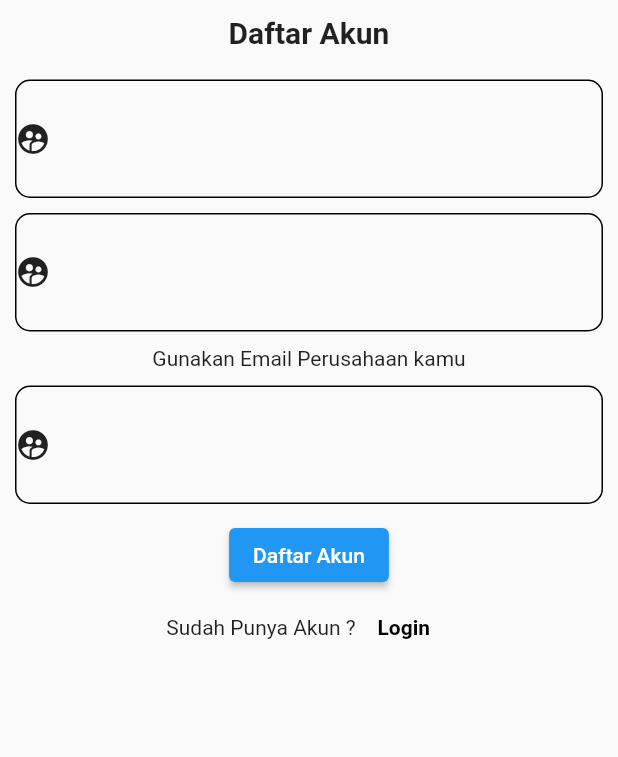
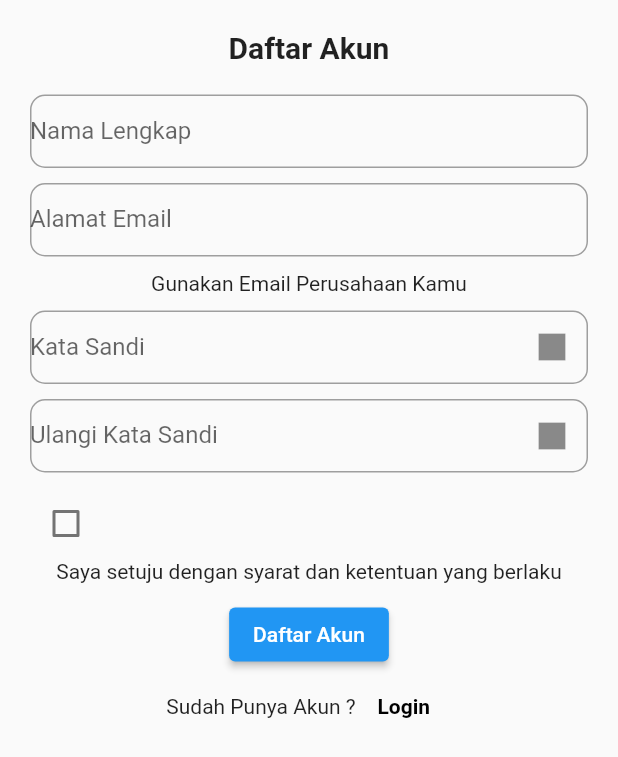
Before and after one commit to louisferrysp/Capstone_Project_42, a Flutter app: the screen it shows after launch, on a phone screen of 412 x 824 dp. Shown: the top 757 px of the screen. Run offline on Flutter 3.47's test engine with Material 2 defaults, Android fonts, the phone set to English and light mode, and no system bars; our stand-ins replace video_player.

Commit message:
update regis screen

```diff
--- a/Source_code/lms/lib/screen/regis_screen.dart
+++ b/Source_code/lms/lib/screen/regis_screen.dart
@@ -10,34 +10,43 @@ class RegisScreen extends StatefulWidget {
 TextEditingController namaLengkap = TextEditingController();
 TextEditingController emailPerusahaan = TextEditingController();
 TextEditingController password = TextEditingController();
+TextEditingController validatorpassword = TextEditingController();
 
 class _RegisScreenState extends State<RegisScreen> {
   @override
   Widget build(BuildContext context) {
+    bool _isobscure = true;
+    bool _notChecked = false;
+    bool _checked = true;
+
     return Scaffold(
       body: Padding(
-        padding: const EdgeInsets.all(10.0),
-        child: Center(
-          child: Column(
+        padding: const EdgeInsets.all(20),
+        child: ListView(
+          children: [
+            Column(
               children: [
                 const Text(
                   'Daftar Akun',
                   style: TextStyle(fontWeight: FontWeight.bold, fontSize: 20),
                 ),
                 const SizedBox(height: 20),
+// ================================================================================================ //
+//                FORM NAMA LENGKAP                                                                 //
+// ================================================================================================ //
                 TextFormField(
                   controller: namaLengkap,
                   decoration: const InputDecoration(
-                  label: Icon(Icons.supervised_user_circle_rounded),
-                  contentPadding: EdgeInsets.symmetric(vertical: 30),
+                    labelText: 'Nama Lengkap',
+                    contentPadding: EdgeInsets.symmetric(vertical: 15),
                     enabledBorder: OutlineInputBorder(
-                    borderSide: BorderSide(color: Colors.black),
+                      borderSide: BorderSide(color: Colors.grey),
                       borderRadius: BorderRadius.all(
                         Radius.circular(10),
                       ),
                     ),
                     focusedBorder: OutlineInputBorder(
-                    borderSide: BorderSide(color: Colors.black),
+                      borderSide: BorderSide(color: Colors.grey),
                       borderRadius: BorderRadius.all(
                         Radius.circular(10),
                       ),
@@ -45,19 +54,22 @@ class _RegisScreenState extends State<RegisScreen> {
                   ),
                 ),
                 const SizedBox(height: 10),
+// ================================================================================================ //
+//                FORM EMAIL                                                                        //
+// ================================================================================================ //
                 TextFormField(
                   controller: emailPerusahaan,
                   decoration: const InputDecoration(
-                  label: Icon(Icons.supervised_user_circle_rounded),
-                  contentPadding: EdgeInsets.symmetric(vertical: 30),
+                    labelText: 'Alamat Email',
+                    contentPadding: EdgeInsets.symmetric(vertical: 15),
                     enabledBorder: OutlineInputBorder(
-                    borderSide: BorderSide(color: Colors.black),
+                      borderSide: BorderSide(color: Colors.grey),
                       borderRadius: BorderRadius.all(
                         Radius.circular(10),
                       ),
                     ),
                     focusedBorder: OutlineInputBorder(
-                    borderSide: BorderSide(color: Colors.black),
+                      borderSide: BorderSide(color: Colors.grey),
                       borderRadius: BorderRadius.all(
                         Radius.circular(10),
                       ),
@@ -65,21 +77,29 @@ class _RegisScreenState extends State<RegisScreen> {
                   ),
                 ),
                 const SizedBox(height: 10),
-              const Text('Gunakan Email Perusahaan kamu'),
+                const Text(
+                  'Gunakan Email Perusahaan Kamu',
+                  textAlign: TextAlign.right,
+                ),
                 const SizedBox(height: 10),
+// ================================================================================================ //
+//                FORM PASSWORD                                                                     //
+// ================================================================================================ //
                 TextFormField(
                   controller: password,
+                  obscureText: _isobscure,
                   decoration: const InputDecoration(
-                  label: Icon(Icons.supervised_user_circle_rounded),
-                  contentPadding: EdgeInsets.symmetric(vertical: 30),
+                    labelText: 'Kata Sandi',
+                    contentPadding: EdgeInsets.symmetric(vertical: 15),
+                    suffixIcon: Icon(Icons.square),
                     enabledBorder: OutlineInputBorder(
-                    borderSide: BorderSide(color: Colors.black),
+                      borderSide: BorderSide(color: Colors.grey),
                       borderRadius: BorderRadius.all(
                         Radius.circular(10),
                       ),
                     ),
                     focusedBorder: OutlineInputBorder(
-                    borderSide: BorderSide(color: Colors.black),
+                      borderSide: BorderSide(color: Colors.grey),
                       borderRadius: BorderRadius.all(
                         Radius.circular(10),
                       ),
@@ -87,12 +107,63 @@ class _RegisScreenState extends State<RegisScreen> {
                   ),
                 ),
                 const SizedBox(height: 10),
+// ================================================================================================ //
+//                FORM VALIDATOR PASSWORD                                                           //
+// ================================================================================================ //
+                TextFormField(
+                  controller: validatorpassword,
+                  obscureText: _isobscure,
+                  decoration: const InputDecoration(
+                    labelText: 'Ulangi Kata Sandi',
+                    contentPadding: EdgeInsets.symmetric(vertical: 15),
+                    suffixIcon: Icon(Icons.square),
+                    enabledBorder: OutlineInputBorder(
+                      borderSide: BorderSide(color: Colors.grey),
+                      borderRadius: BorderRadius.all(
+                        Radius.circular(10),
+                      ),
+                    ),
+                    focusedBorder: OutlineInputBorder(
+                      borderSide: BorderSide(color: Colors.grey),
+                      borderRadius: BorderRadius.all(
+                        Radius.circular(10),
+                      ),
+                    ),
+                  ),
+                ),
+                const SizedBox(height: 10),
+// ================================================================================================ //
+//                BUTTON CHECK BOX                                                                  //
+// ================================================================================================ //
+                Container(
+                  decoration: BoxDecoration(color: Colors.transparent),
+                  child: Row(
+                    children: [
+                      Checkbox(
+                          value: _notChecked,
+                          onChanged: (bool? _checked) {
+                            setState(() {
+                              _notChecked = _checked!;
+                            });
+                          }),
+                    ],
+                  ),
+                ),
+                const Text(
+                    'Saya setuju dengan syarat dan ketentuan yang berlaku'),
+                const SizedBox(height: 10),
+// ================================================================================================ //
+//                BUTTON DAFTAR AKUN                                                                //
+// ================================================================================================ //
                 ElevatedButton(
                   onPressed: () {
                     Navigator.pushNamed(context, 'login');
                   },
                   child: Text('Daftar Akun'),
                 ),
+// ================================================================================================ //
+//                BUTTON SUDAH PUNYA AKUN                                                           //
+// ================================================================================================ //
                 Row(
                   mainAxisAlignment: MainAxisAlignment.center,
                   children: [
@@ -112,6 +183,7 @@ class _RegisScreenState extends State<RegisScreen> {
                 )
               ],
             ),
+          ],
         ),
       ),
     );
```
Lines whose indentation alone changed are shown as unchanged.
